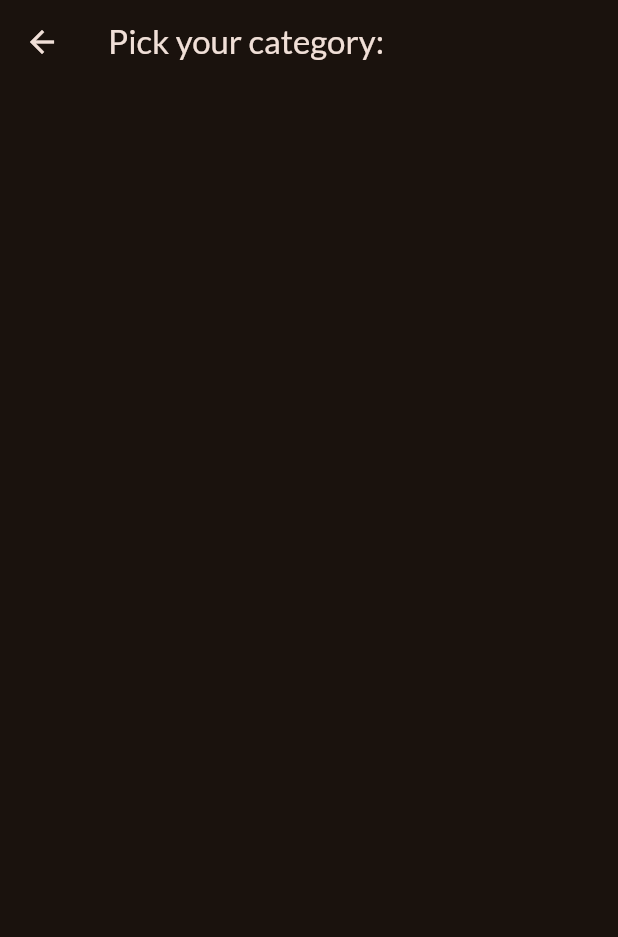
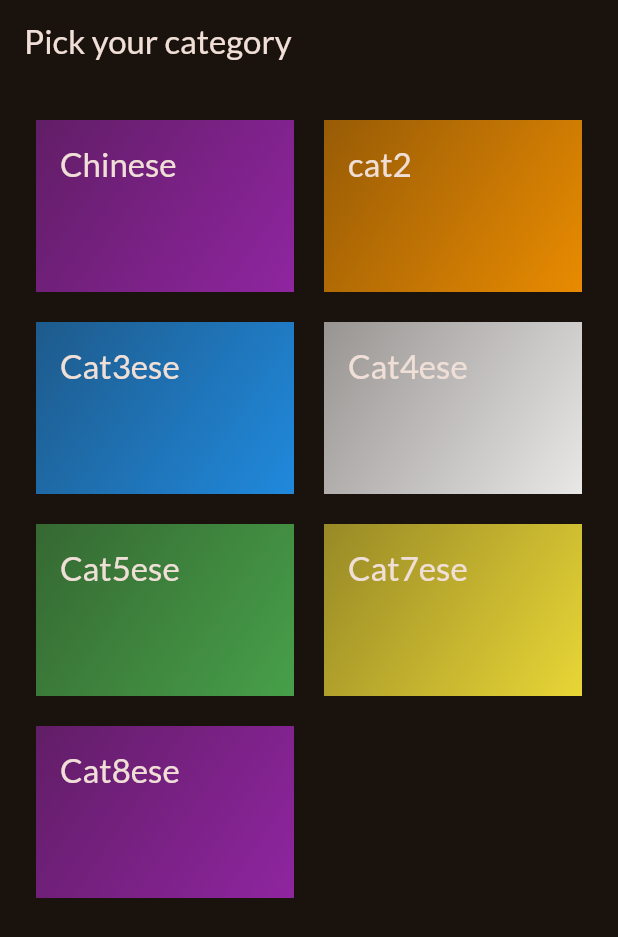
Before and after one commit to prabeshkunwar12/meals_app, a Flutter app: the CategoriesScreen screen opened directly, on a phone screen of 412 x 824 dp. Shown: the top 937 px of the screen. Run offline on Flutter 3.47's test engine with Material 3 defaults, Android fonts, the phone set to English and light mode, and no system bars; our stand-ins replace google_fonts.

Commit message:
items displayed in the categories screen

```diff
--- /dev/null
+++ b/lib/data/dummy_data.dart
@@ -0,0 +1,39 @@
+import 'package:flutter/material.dart';
+import 'package:meals_app/model/category.dart';
+
+const categories = [
+  Category(
+    id: 'c1',
+    title: 'Chinese',
+    color: Colors.purple,
+  ),
+  Category(
+    id: 'c2',
+    title: 'cat2',
+  ),
+  Category(
+    id: 'c3',
+    title: 'Cat3ese',
+    color: Colors.blue,
+  ),
+  Category(
+    id: 'c4',
+    title: 'Cat4ese',
+    color: Colors.white,
+  ),
+  Category(
+    id: 'c5',
+    title: 'Cat5ese',
+    color: Colors.green,
+  ),
+  Category(
+    id: 'c6',
+    title: 'Cat7ese',
+    color: Colors.yellow,
+  ),
+  Category(
+    id: 'c7',
+    title: 'Cat8ese',
+    color: Colors.purple,
+  ),
+];
--- a/lib/main.dart
+++ b/lib/main.dart
@@ -1,6 +1,7 @@
 import 'package:flutter/material.dart';
 
 import 'package:google_fonts/google_fonts.dart';
+import 'package:meals_app/screens/categories_screen.dart';
 
 final theme = ThemeData(
   useMaterial3: true,
@@ -22,7 +23,7 @@ class App extends StatelessWidget {
   Widget build(BuildContext context) {
     return MaterialApp(
       theme: theme,
-      home: const Scaffold(),
+      home: const CategoriesScreen(),
     );
   }
 }
--- a/lib/categories_screen.dart
+++ b/lib/screens/categories_screen.dart
@@ -1,4 +1,6 @@
 import 'package:flutter/material.dart';
+import 'package:meals_app/data/dummy_data.dart';
+import 'package:meals_app/widgets/category_grid_item.dart';
 
 class CategoriesScreen extends StatelessWidget {
   const CategoriesScreen({super.key});
@@ -7,16 +9,19 @@ class CategoriesScreen extends StatelessWidget {
   Widget build(BuildContext context) {
     return Scaffold(
       appBar: AppBar(
-        title: const Text('Pick your category:'),
+        title: const Text('Pick your category'),
       ),
       body: GridView(
+        padding: const EdgeInsets.all(24),
         gridDelegate: const SliverGridDelegateWithFixedCrossAxisCount(
           crossAxisCount: 2,
           childAspectRatio: 3 / 2,
           crossAxisSpacing: 20,
           mainAxisSpacing: 20,
         ),
-        children: [],
+        children: categories
+            .map((category) => CategoryGridItem(category: category))
+            .toList(),
       ),
     );
   }
--- /dev/null
+++ b/lib/widgets/category_grid_item.dart
@@ -0,0 +1,31 @@
+import 'package:flutter/material.dart';
+import 'package:meals_app/model/category.dart';
+
+class CategoryGridItem extends StatelessWidget {
+  final Category category;
+
+  const CategoryGridItem({super.key, required this.category});
+
+  @override
+  Widget build(BuildContext context) {
+    return Container(
+      padding: const EdgeInsets.all(16),
+      decoration: BoxDecoration(
+        gradient: LinearGradient(
+          colors: [
+            category.color.withOpacity(0.55),
+            category.color.withOpacity(0.9),
+          ],
+          begin: Alignment.topLeft,
+          end: Alignment.bottomRight,
+        ),
+      ),
+      child: Text(
+        category.title,
+        style: Theme.of(context).textTheme.titleLarge!.copyWith(
+              color: Theme.of(context).colorScheme.onBackground,
+            ),
+      ),
+    );
+  }
+}
```
